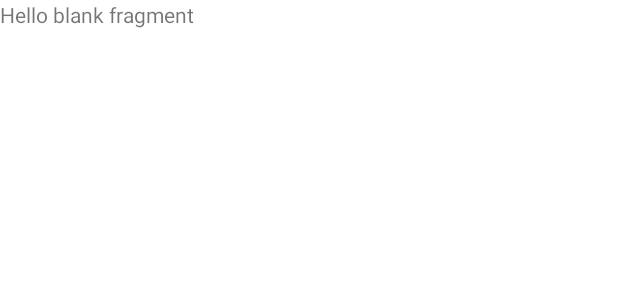
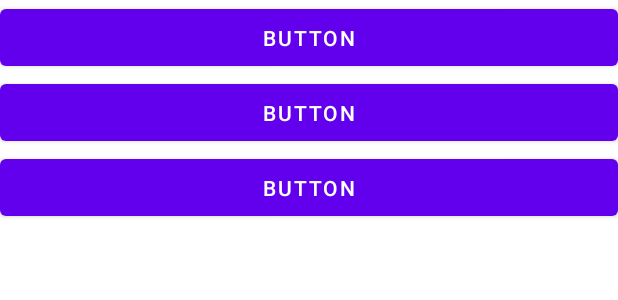
Before and after one commit to burcaksahn/butikapp, an Android app: the layout fragment_admin_panel.xml on its own in the app's theme, with its tools: preview values and no code run, on a phone screen of 412 x 824 dp. Shown: the top 300 px of the screen. Run offline under Robolectric (Android 15) with nearby library versions, the phone set to English and light mode, and no system bars.

```diff
--- /dev/null
+++ b/app/src/main/java/com/example/butikapp/ui/admin/addclothes/AddClothesViewModel.kt
@@ -0,0 +1,6 @@
+package com.example.butikapp.ui.admin.addclothes
+
+import androidx.lifecycle.ViewModel
+
+class AddClothesViewModel : ViewModel(){
+}
--- /dev/null
+++ b/app/src/main/java/com/example/butikapp/ui/admin/buyrequest/BuyRequestViewModule.kt
@@ -0,0 +1,6 @@
+package com.example.butikapp.ui.admin.buyrequest
+
+import androidx.lifecycle.ViewModel
+
+class BuyRequestViewModule: ViewModel() {
+}
--- /dev/null
+++ b/app/src/main/java/com/example/butikapp/ui/admin/panel/AdminPanelViewModel.kt
@@ -0,0 +1,6 @@
+package com.example.butikapp.ui.admin.panel
+
+import androidx.lifecycle.ViewModel
+
+class AdminPanelViewModel : ViewModel() {
+}
--- a/app/src/main/res/layout/fragment_admin_panel.xml
+++ b/app/src/main/res/layout/fragment_admin_panel.xml
@@ -1,14 +1,17 @@
 <?xml version="1.0" encoding="utf-8"?>
-<FrameLayout xmlns:android="http://schemas.android.com/apk/res/android"
+<androidx.constraintlayout.widget.ConstraintLayout xmlns:android="http://schemas.android.com/apk/res/android"
+    xmlns:app="http://schemas.android.com/apk/res-auto"
     xmlns:tools="http://schemas.android.com/tools"
+    android:id="@+id/ConstraintLayout"
     android:layout_width="match_parent"
     android:layout_height="match_parent"
-    tools:context=".ui.admin.AdminPanelFragment">
+    tools:context=".ui.admin.panel.AdminPanelFragment">
 
-    <!-- TODO: Update blank fragment layout -->
-    <TextView
+    <androidx.recyclerview.widget.RecyclerView
         android:layout_width="match_parent"
         android:layout_height="match_parent"
-        android:text="@string/hello_blank_fragment" />
-
-</FrameLayout>
+        tools:layout_editor_absoluteX="1dp"
+        tools:layout_editor_absoluteY="1dp"
+        android:id="@+id/adminpanellayoutrecycler"
+        tools:listitem="@layout/item_panel_layout"/>
+</androidx.constraintlayout.widget.ConstraintLayout>
--- /dev/null
+++ b/app/src/main/res/layout/item_panel_layout.xml
@@ -0,0 +1,16 @@
+<?xml version="1.0" encoding="utf-8"?>
+<androidx.constraintlayout.widget.ConstraintLayout xmlns:android="http://schemas.android.com/apk/res/android"
+    xmlns:app="http://schemas.android.com/apk/res-auto"
+    xmlns:tools="http://schemas.android.com/tools"
+    android:layout_width="match_parent"
+    android:layout_height="wrap_content">
+
+    <Button
+        android:id="@+id/button"
+        android:layout_width="match_parent"
+        android:layout_height="50dp"
+        android:text="Button"
+        app:layout_constraintEnd_toEndOf="parent"
+        app:layout_constraintStart_toStartOf="parent"
+        app:layout_constraintTop_toTopOf="parent" />
+</androidx.constraintlayout.widget.ConstraintLayout>
--- a/app/src/main/res/navigation/navigation.xml
+++ b/app/src/main/res/navigation/navigation.xml
@@ -24,7 +24,7 @@
     </fragment>
     <fragment
         android:id="@+id/adminPanelFragment"
-        android:name="com.example.butikapp.ui.admin.AdminPanelFragment"
+        android:name="com.example.butikapp.ui.admin.panel.AdminPanelFragment"
         android:label="fragment_admin_panel"
         tools:layout="@layout/fragment_admin_panel" />
 </navigation>
```
Also changed, not shown: app/src/main/java/com/example/butikapp/di/AppComponent.kt (+13 -2 lines), app/src/main/java/com/example/butikapp/ui/admin/addclothes/AddClothesFragment.kt (added, +24 -0 lines), app/src/main/java/com/example/butikapp/ui/admin/addclothes/AddClothesModule.kt (added, +14 -0 lines), app/src/main/java/com/example/butikapp/ui/admin/buyrequest/BuyRequestFragment.kt (renamed from app/src/main/java/com/example/butikapp/ui/admin/AdminPanelFragment.kt, +8 -3 lines), app/src/main/java/com/example/butikapp/ui/admin/buyrequest/BuyRequestModule.kt (added, +13 -0 lines), app/src/main/java/com/example/butikapp/ui/admin/panel/AdminPanelFragment.kt (added, +24 -0 lines), app/src/main/java/com/example/butikapp/ui/admin/panel/AdminPanelModule.kt (added, +13 -0 lines), app/src/main/res/layout/fragment_add_clothes.xml (added, +14 -0 lines), app/src/main/res/layout/fragment_buy_request.xml (added, +14 -0 lines).
